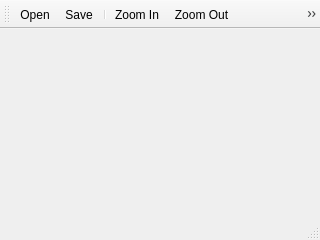
This is mainwindow.ui in ABBAPOH/qimageviewer as Qt 5 draws it before an edit. The edited form follows.
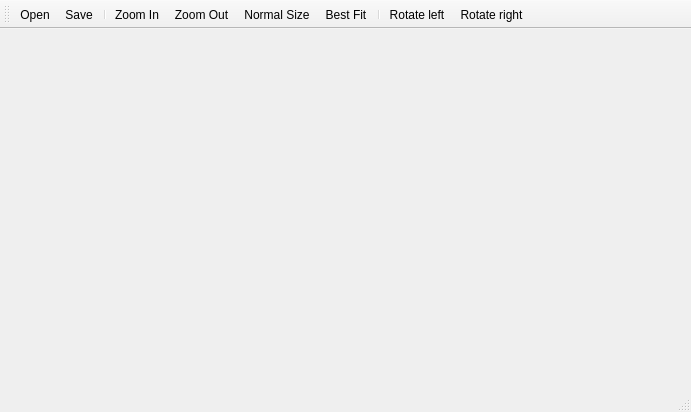
This is the edited form.

Patch:
```diff
--- a/mainwindow.ui
+++ b/mainwindow.ui
@@ -6,8 +6,8 @@
    <rect>
     <x>0</x>
     <y>0</y>
-    <width>320</width>
-    <height>240</height>
+    <width>691</width>
+    <height>412</height>
    </rect>
   </property>
   <property name="windowTitle">
@@ -42,6 +42,9 @@
    <addaction name="actionZoomOut"/>
    <addaction name="actionNormalSize"/>
    <addaction name="actionBestFit"/>
+   <addaction name="separator"/>
+   <addaction name="actionRotateLeft"/>
+   <addaction name="actionRotateRight"/>
   </widget>
   <action name="actionZoomIn">
    <property name="text">
@@ -73,6 +76,21 @@
     <string>Normal Size</string>
    </property>
   </action>
+  <action name="actionFlipHorizontally">
+   <property name="text">
+    <string>Flip horizontally</string>
+   </property>
+  </action>
+  <action name="actionRotateLeft">
+   <property name="text">
+    <string>Rotate left</string>
+   </property>
+  </action>
+  <action name="actionRotateRight">
+   <property name="text">
+    <string>Rotate right</string>
+   </property>
+  </action>
  </widget>
  <resources/>
  <connections/>
```
Left out of the diff: 2 changed lines with no effect on the pictures.
